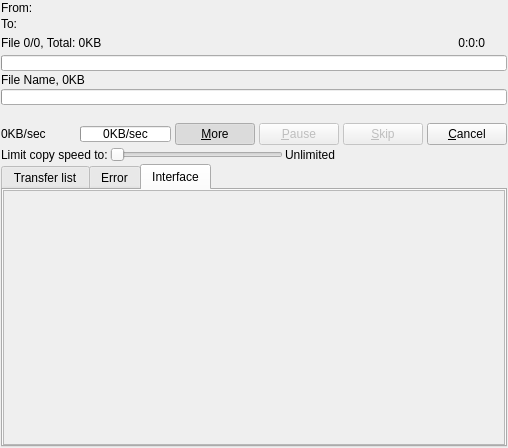
The window that plugins/Themes/Oxygen/interface.ui (alphaonex86/Ultracopier) describes before a commit, drawn with Qt 5.
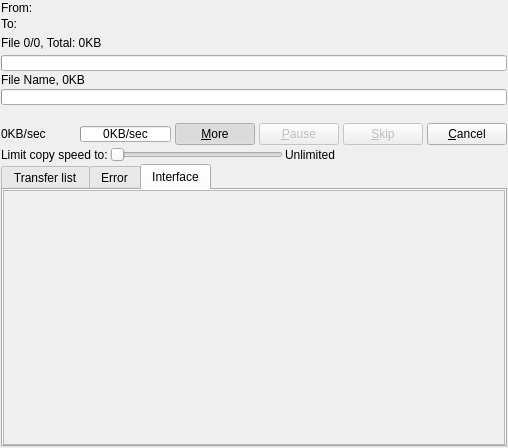
The same window after the commit. Icons and pictures are not drawn.

Patch:
```diff
--- a/plugins/Themes/Oxygen/interface.ui
+++ b/plugins/Themes/Oxygen/interface.ui
@@ -98,13 +98,6 @@
      </item>
      <item>
       <widget class="QLabel" name="labelTimeRemaining">
-       <property name="text">
-        <string notr="true">&lt;!DOCTYPE HTML PUBLIC &quot;-//W3C//DTD HTML 4.0//EN&quot; &quot;http://www.w3.org/TR/REC-html40/strict.dtd&quot;&gt;
-&lt;html&gt;&lt;head&gt;&lt;meta name=&quot;qrichtext&quot; content=&quot;1&quot; /&gt;&lt;style type=&quot;text/css&quot;&gt;
-p, li { white-space: pre-wrap; }
-&lt;/style&gt;&lt;/head&gt;&lt;body style=&quot; font-family:'Sans Serif'; font-size:9pt; font-weight:400; font-style:normal;&quot;&gt;
-&lt;p style=&quot; margin-top:0px; margin-bottom:0px; margin-left:0px; margin-right:0px; -qt-block-indent:0; text-indent:0px;&quot;&gt;0:0:0&lt;/p&gt;&lt;/body&gt;&lt;/html&gt;</string>
-       </property>
        <property name="textFormat">
         <enum>Qt::RichText</enum>
        </property>
```
